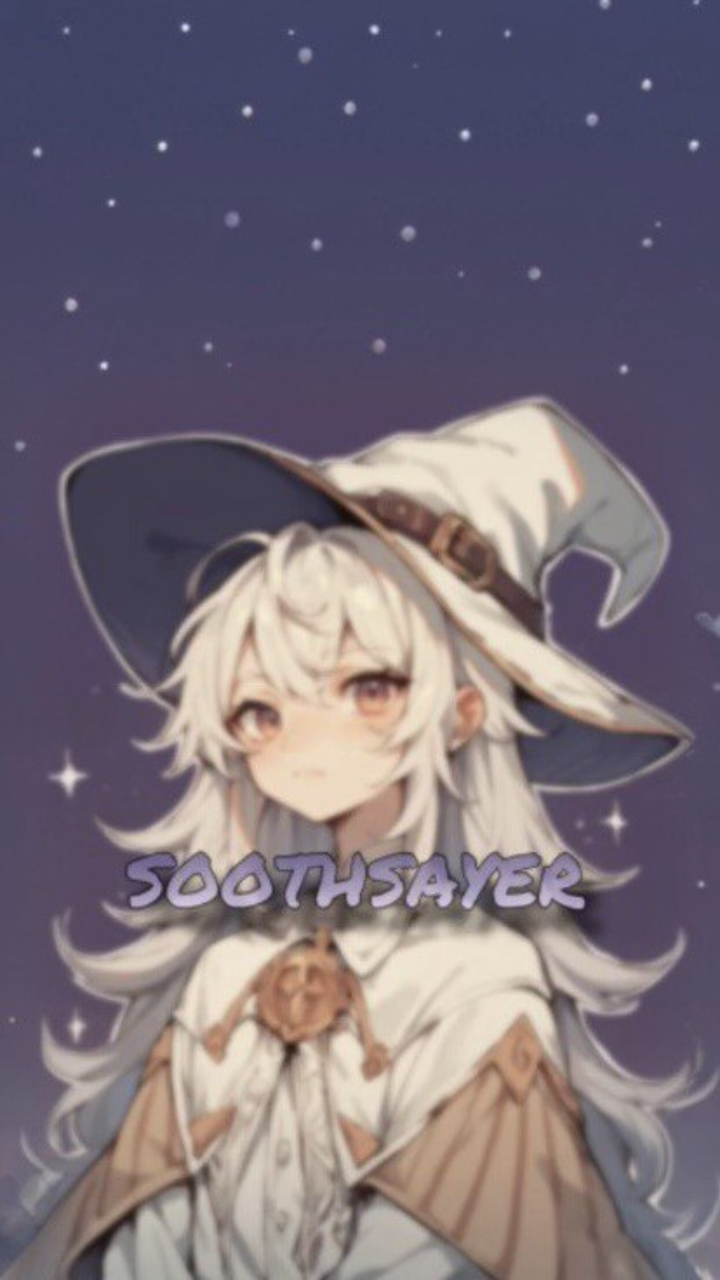
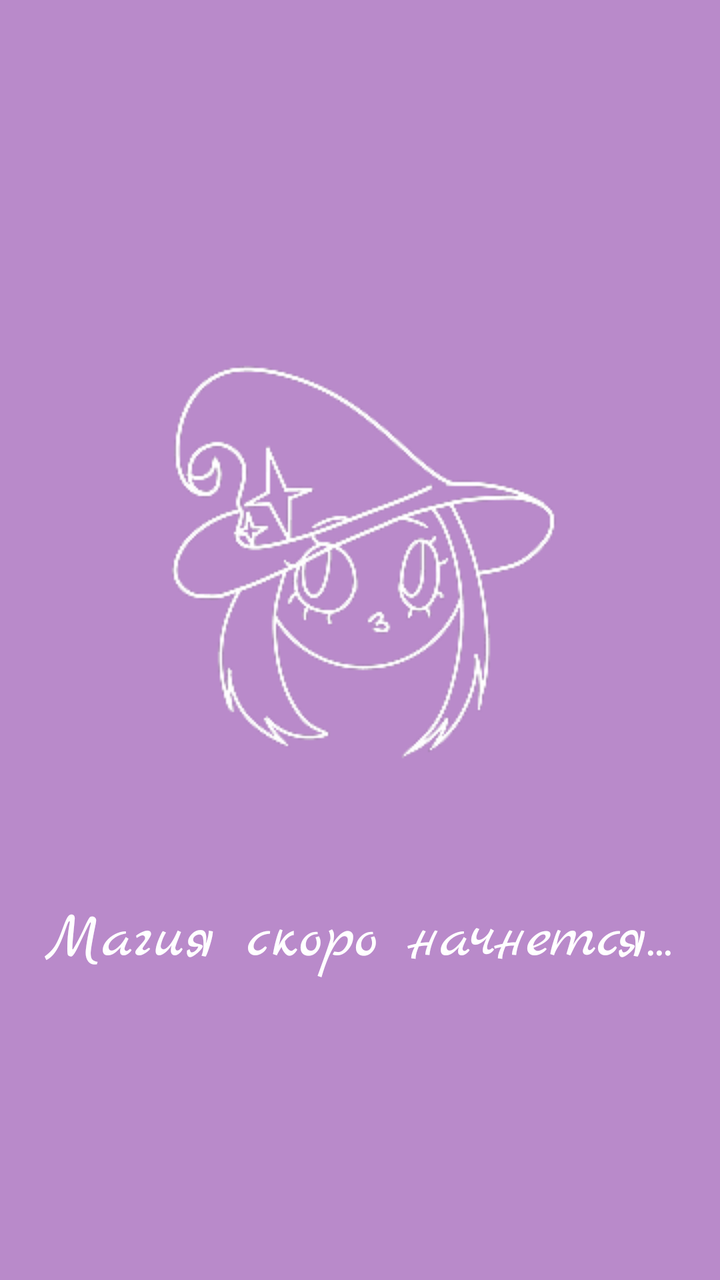

Before-and-after screenshots of an Android layout around one commit, followed by the original layout XML and the change that was made.
<!-- AndroidManifest.xml: application theme Theme.Soothsayer -->
<!-- res/layout/zastavka.xml -->
<?xml version="1.0" encoding="utf-8"?>
<FrameLayout xmlns:android="http://schemas.android.com/apk/res/android"
    xmlns:app="http://schemas.android.com/apk/res-auto"
    android:layout_width="match_parent"
    android:layout_height="match_parent"
    android:background="#514461">

    <ImageView
        android:id="@+id/imageView"
        android:layout_width="match_parent"
        android:layout_height="match_parent"
        android:scaleType="fitXY"
        android:scaleY="1"
        android:src="@drawable/zastavka"
        app:srcCompat="@drawable/zastavka" />
</FrameLayout>
<!-- resources referenced by this layout -->
<resources>
  <!-- drawable zastavka: jpg bitmap (drawable, 41349 bytes) -->
  <style name="Theme.Soothsayer" parent="Base.Theme.Soothsayer" />
  <style name="Base.Theme.Soothsayer" parent="Theme.Material3.DayNight.NoActionBar">
          
          
          <item name="windowNoTitle">true</item>
          <item name="android:windowFullscreen">true</item>
      </style>
</resources>

<!-- the commit's change to res/layout/zastavka.xml (unified diff, before → after) -->
@@ -3,14 +3,55 @@
     xmlns:app="http://schemas.android.com/apk/res-auto"
     android:layout_width="match_parent"
     android:layout_height="match_parent"
-    android:background="#514461">
+    android:background="@color/fon">
 
     <ImageView
-        android:id="@+id/imageView"
-        android:layout_width="match_parent"
-        android:layout_height="match_parent"
-        android:scaleType="fitXY"
-        android:scaleY="1"
-        android:src="@drawable/zastavka"
-        app:srcCompat="@drawable/zastavka" />
+        android:id="@+id/LogoV"
+        android:layout_width="280dp"
+        android:layout_height="280dp"
+        android:layout_gravity="center_horizontal"
+        android:layout_marginTop="150dp"
+        android:src="@drawable/z_logo"
+        app:srcCompat="@drawable/z_logo" />
+
+    <TextView
+        android:id="@+id/ZTitle"
+        android:layout_width="wrap_content"
+        android:layout_height="wrap_content"
+        android:text="@string/zast1"
+        android:textSize="32sp"
+        android:fontFamily="@font/marckscriptregular"
+        android:textColor="@color/white"
+        android:layout_marginTop="450dp"
+        android:layout_gravity="center_horizontal" />
+
+    <ImageView
+        android:id="@+id/star1"
+        android:layout_width="40dp"
+        android:layout_height="40dp"
+        android:src="@drawable/z_star"
+        android:layout_marginTop="530dp"
+        android:layout_marginStart="90dp"
+        android:visibility="invisible"
+        android:alpha="0"/>
+
+    <ImageView
+        android:id="@+id/star2"
+        android:layout_width="40dp"
+        android:layout_height="40dp"
+        android:src="@drawable/z_star"
+        android:layout_marginTop="530dp"
+        android:layout_marginStart="190dp"
+        android:visibility="invisible"
+        android:alpha="0"/>
+
+    <ImageView
+        android:id="@+id/star3"
+        android:layout_width="40dp"
+        android:layout_height="40dp"
+        android:src="@drawable/z_star"
+        android:layout_marginTop="530dp"
+        android:layout_marginStart="290dp"
+        android:visibility="invisible"
+        android:alpha="0"/>
 </FrameLayout>
<!-- resource entries referenced after the edit -->
@@ -1,12 +1,18 @@
 <!-- resources referenced by this layout -->
 <resources>
-  <!-- drawable zastavka: jpg bitmap (drawable, 41349 bytes) -->
+  <color name="fon">#B98ACA</color>
+  <color name="white">#FFFFFFFF</color>
+  <!-- drawable z_logo: png bitmap (drawable, 20497 bytes) -->
+  <!-- drawable z_star: png bitmap (drawable, 649 bytes) -->
+  <string name="zast1">Магия скоро начнется...</string>
   <style name="Theme.Soothsayer" parent="Base.Theme.Soothsayer" />
   <style name="Base.Theme.Soothsayer" parent="Theme.Material3.DayNight.NoActionBar">
-          
-          
+  
           <item name="windowNoTitle">true</item>
           <item name="android:windowFullscreen">true</item>
+          <item name="android:windowBackground">@color/fon</item>
+          <item name="windowActionBar">false</item>
+  
       </style>
 </resources>
 
